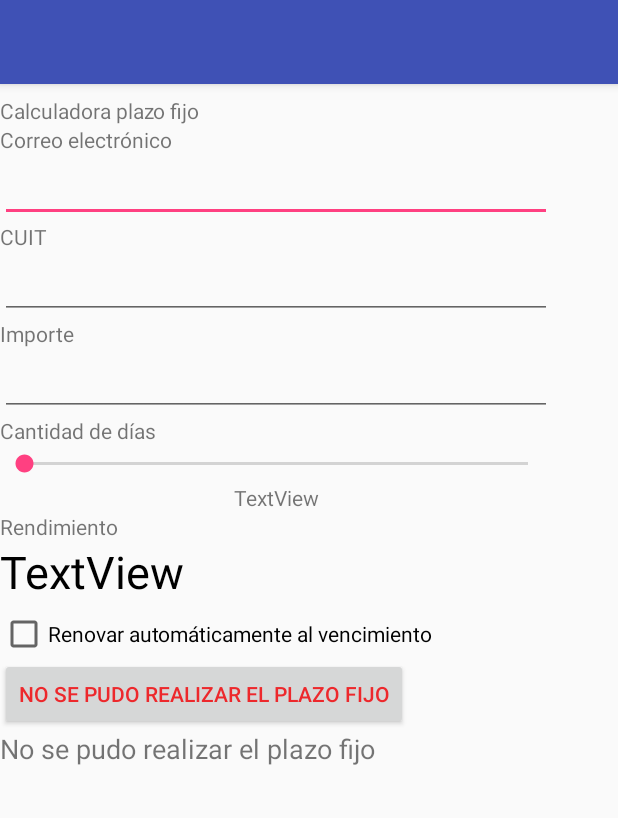
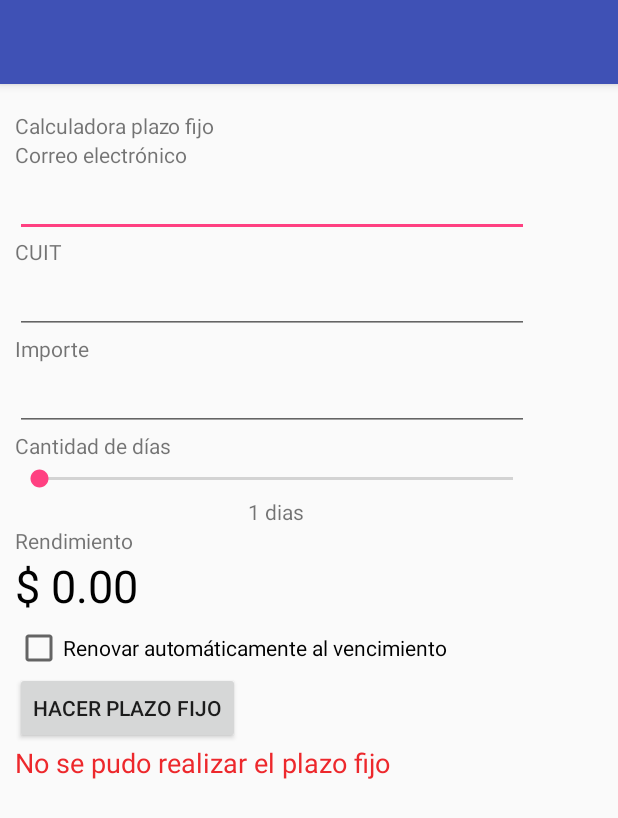
Before and after one commit to EstebanRebechi/Lab01a, an Android app: the screen it shows after launch (MainActivity), after a tap on "HACER PLAZO FIJO", on a phone screen of 412 x 824 dp. Shown: the top 818 px of the screen. Run offline under Robolectric (Android 15) with nearby library versions, the phone set to English and light mode, and no system bars.

Commit message:
MainActivity terminada Cambios de ids y margenes en layout Cambie min API a 22 para testear en mi telefono

```diff
--- a/app/build.gradle
+++ b/app/build.gradle
@@ -5,8 +5,8 @@ android {
     buildToolsVersion "26.0.1"
     defaultConfig {
         applicationId "grupo_rebechi_garcialozano.dam.isi.frsf.lab01"
-        minSdkVersion 25
-        targetSdkVersion 26
+        minSdkVersion 22
+        targetSdkVersion 22
         versionCode 1
         versionName "1.0"
         testInstrumentationRunner "android.support.test.runner.AndroidJUnitRunner"
--- a/app/src/main/java/grupo_rebechi_garcialozano/dam/isi/frsf/lab01/MainActivity.java
+++ b/app/src/main/java/grupo_rebechi_garcialozano/dam/isi/frsf/lab01/MainActivity.java
@@ -2,51 +2,138 @@ package grupo_rebechi_garcialozano.dam.isi.frsf.lab01;
 
 import android.support.v7.app.AppCompatActivity;
 import android.os.Bundle;
+import android.util.Log;
 import android.view.View;
 import android.widget.Button;
+import android.widget.CheckBox;
 import android.widget.EditText;
+import android.widget.SeekBar;
+import android.widget.TextView;
 
 public class MainActivity extends AppCompatActivity {
 
+    private EditText editTextCorreo;
+    private EditText editTextCuit;
     private EditText editTextImporte;
-    private Integer importeIngresado;
-    private Integer plazoIngresado;
+    private SeekBar seekBarCantDias;
+    private CheckBox chBoxRenovar;
+    private Button btnHacerPlazoFijo;
+    private TextView textViewCantDias;
+    private TextView textViewRendimiento;
+    private TextView textViewRendimientoMensaje;
+
+    private Double importeIngresado = 0.0;
+    private Integer plazoIngresado = 1;
+    private String correo;
+    private String cuit;
+    private boolean quiereRenovar;
+
 
     @Override
     protected void onCreate(Bundle savedInstanceState) {
         super.onCreate(savedInstanceState);
         setContentView(R.layout.activity_main);
 
-        final Button btnHacerPlazoFijo = (Button) findViewById(R.id.btn_hacer_plazo_fijo);
-        btnHacerPlazoFijo.setOnClickListener(new View.OnClickListener() {
-            @Override
-            public void onClick(View v) {
-                getDatosIngresados();
-                if(sonDatosValidos()) {
-                    double rendimientoCalculado = calcularRendimiento(importeIngresado, plazoIngresado);
-                    btnHacerPlazoFijo.setTextColor(getColor(R.color.colorVerde));
-                    btnHacerPlazoFijo.setText(getString(R.string.texto_rendimiento_valido, rendimientoCalculado));
-                } else {
-                    btnHacerPlazoFijo.setTextColor(getColor(R.color.colorRojo));
-                    btnHacerPlazoFijo.setText(getString(R.string.texto_rendimiento_invalido));
-                }
-            }
-        });
+        editTextCorreo = (EditText) findViewById(R.id.edittext_correo);
+        editTextCuit = (EditText) findViewById(R.id.edittext_cuit);
+        editTextImporte = (EditText) findViewById(R.id.edittext_importe);
+        seekBarCantDias = (SeekBar) findViewById(R.id.seekbar_cant_dias);
+        chBoxRenovar = (CheckBox) findViewById(R.id.chbox_renovar);
+        btnHacerPlazoFijo = (Button) findViewById(R.id.btn_hacer_plazo_fijo);
+        textViewCantDias = (TextView) findViewById(R.id.textview_cant_dias);
+        textViewRendimiento = (TextView) findViewById(R.id.textview_rendimiento);
+        textViewRendimientoMensaje = (TextView) findViewById(R.id.textview_rendimiento_msg);
+
+        btnHacerPlazoFijo.setOnClickListener(new hacerPlazoFijoBtnListener());
+        seekBarCantDias.setOnSeekBarChangeListener(new plazoSeekBarListener());
+        editTextImporte.setOnFocusChangeListener(new editTextFocusChangeListener());
     }
 
-    private double calcularRendimiento(Integer capital, Integer plazo) {
-        return 0.0;
+    private double calcularRendimiento(Double capital, Integer plazo) {
+        double tasa = getTasaInteres(capital, plazo);
+        double interes = capital * (Math.pow(1+tasa/100, plazo/360.0) -1);
+        double rendimiento = Math.round((capital+interes) * 100.00) / 100.00;
+        textViewRendimiento.setText("$" + rendimiento);
+        Log.d("Tasa", tasa+"");
+        Log.d("Calculo Interes ", Math.pow(1+tasa/100, plazo/360)+"");
+        Log.d("Interes", interes+"");
+        return rendimiento;
+    }
+
+    private double getTasaInteres(Double capital, Integer plazo) {
+        double tasa = 0.0;
+        if (plazo < 30) {
+            if (capital < 5000) tasa = Double.valueOf(getString(R.string.hasta_5000_corto));
+            else if (capital < 99999) tasa = Double.valueOf(getString(R.string.de_5000_a_99999_corto)) ;
+            else tasa = Double.valueOf(getString(R.string.desde_99999_corto));
+        } else {
+            if (capital < 5000) tasa = Double.valueOf(getString(R.string.hasta_5000_largo));
+            else if (capital < 99999) tasa = Double.valueOf(getString(R.string.de_5000_a_99999_largo)) ;
+            else tasa = Double.valueOf(getString(R.string.desde_99999_largo));
+        }
+        return tasa;
     }
 
     private boolean sonDatosValidos() {
-        // Hacer otras validaciones de ser necesario
-        return importeIngresado >0;
+        return strNotEmpty(correo) && strNotEmpty(cuit) && importeIngresado > 0;
+    }
+
+    private boolean strNotEmpty(String str) {
+        return str != null && !str.trim().isEmpty();
     }
 
     private void getDatosIngresados() {
-        // Obtener mail, CUIT y checkbox de ser necesario
-        editTextImporte = (EditText) findViewById(R.id.edittext_importe);
-        importeIngresado = Integer.valueOf(editTextImporte.getText().toString());
+        correo = editTextCorreo.getText().toString();
+        cuit =  editTextCuit.getText().toString();
+        String strImporte = editTextImporte.getText().toString();
+        importeIngresado = strNotEmpty(strImporte) ? Double.valueOf(strImporte) : 0.00;
+        quiereRenovar = chBoxRenovar.isChecked();
+    }
 
+    private class plazoSeekBarListener implements SeekBar.OnSeekBarChangeListener {
+        @Override
+        public void onProgressChanged(SeekBar seekBar, int i, boolean b) {
+            plazoIngresado = i;
+            textViewCantDias.setText(plazoIngresado + " dias");
+        }
+
+        @Override
+        public void onStartTrackingTouch(SeekBar seekBar) {
+            textViewRendimientoMensaje.setVisibility(View.INVISIBLE);
+        }
+
+        @Override
+        public void onStopTrackingTouch(SeekBar seekBar) {
+            if (importeIngresado > 0) calcularRendimiento(importeIngresado, plazoIngresado);
+            else textViewRendimiento.setText("$0.00");
+        }
+    }
+
+    private class hacerPlazoFijoBtnListener implements View.OnClickListener {
+        @Override
+        public void onClick(View v) {
+            getDatosIngresados();
+            if (sonDatosValidos()) {
+                double rendimientoCalculado = calcularRendimiento(importeIngresado, plazoIngresado);
+                textViewRendimientoMensaje.setTextColor(getResources().getColor( R.color.colorVerde));
+                textViewRendimientoMensaje.setText(getString(R.string.texto_rendimiento_valido, rendimientoCalculado));
+            } else {
+                textViewRendimientoMensaje.setTextColor(getResources().getColor(R.color.colorRojo));
+                textViewRendimientoMensaje.setText(getString(R.string.texto_rendimiento_invalido));
+            }
+            textViewRendimientoMensaje.setVisibility(View.VISIBLE);
+        }
+    }
+
+    private class editTextFocusChangeListener implements View.OnFocusChangeListener {
+        @Override
+        public void onFocusChange(View view, boolean hasFocus) {
+            textViewRendimientoMensaje.setVisibility(View.INVISIBLE);
+            if(!hasFocus){
+                getDatosIngresados();
+                if(importeIngresado > 0) calcularRendimiento(importeIngresado, plazoIngresado);
+                else textViewRendimiento.setText("$0.00");
+            }
+        }
     }
 }
--- a/app/src/main/res/layout/activity_main.xml
+++ b/app/src/main/res/layout/activity_main.xml
@@ -9,12 +9,13 @@
     <LinearLayout
         android:layout_width="368dp"
         android:layout_height="495dp"
+        android:layout_marginTop="8dp"
         android:orientation="vertical"
+        android:padding="10dp"
         android:weightSum="1"
-        tools:layout_editor_absoluteX="8dp"
+        app:layout_constraintTop_toTopOf="parent"
         tools:ignore="MissingConstraints"
-        app:layout_constraintTop_toTopOf="parent"
-        android:layout_marginTop="8dp">
+        tools:layout_editor_absoluteX="8dp">
 
         <TextView
             android:id="@+id/textView"
@@ -33,9 +34,10 @@
             tools:layout_editor_absoluteY="28dp" />
 
         <EditText
-            android:id="@+id/editText"
-            android:layout_width="368dp"
+            android:id="@+id/edittext_correo"
+            android:layout_width="match_parent"
             android:layout_height="wrap_content"
+            android:layout_marginRight="5dp"
             android:ems="10"
             android:inputType="textEmailAddress"
             tools:layout_editor_absoluteX="8dp"
@@ -50,9 +52,10 @@
             tools:layout_editor_absoluteY="121dp" />
 
         <EditText
-            android:id="@+id/editText2"
-            android:layout_width="368dp"
+            android:id="@+id/edittext_cuit"
+            android:layout_width="match_parent"
             android:layout_height="wrap_content"
+            android:layout_marginRight="5dp"
             android:ems="10"
             android:inputType="number"
             tools:layout_editor_absoluteX="8dp"
@@ -68,8 +71,9 @@
 
         <EditText
             android:id="@+id/edittext_importe"
-            android:layout_width="368dp"
+            android:layout_width="match_parent"
             android:layout_height="wrap_content"
+            android:layout_marginRight="5dp"
             android:ems="10"
             android:inputType="number"
             tools:layout_editor_absoluteX="8dp"
@@ -84,19 +88,20 @@
             tools:layout_editor_absoluteY="283dp" />
 
         <SeekBar
-            android:id="@+id/seekBar2"
+            android:id="@+id/seekbar_cant_dias"
             android:layout_width="match_parent"
             android:layout_height="23dp"
             android:layout_weight="0.05"
-            android:max="90"
+            android:max="365"
+            android:min="1"
             tools:layout_editor_absoluteX="53dp"
             tools:layout_editor_absoluteY="312dp" />
 
         <TextView
-            android:id="@+id/textView8"
+            android:id="@+id/textview_cant_dias"
             android:layout_width="match_parent"
             android:layout_height="wrap_content"
-            android:text="TextView"
+            android:text="1 dias"
             android:textAlignment="center"
             tools:layout_editor_absoluteX="163dp"
             tools:layout_editor_absoluteY="344dp" />
@@ -110,17 +115,17 @@
             tools:layout_editor_absoluteY="361dp" />
 
         <TextView
-            android:id="@+id/textView7"
-            android:layout_width="157dp"
+            android:id="@+id/textview_rendimiento"
+            android:layout_width="match_parent"
             android:layout_height="46dp"
-            android:text="TextView"
+            android:text="$ 0.00"
             android:textColor="@android:color/black"
             android:textSize="30sp"
             tools:layout_editor_absoluteX="8dp"
             tools:layout_editor_absoluteY="387dp" />
 
         <CheckBox
-            android:id="@+id/checkBox"
+            android:id="@+id/chbox_renovar"
             android:layout_width="wrap_content"
             android:layout_height="wrap_content"
             android:text="@string/renovar"
@@ -136,11 +141,12 @@
             tools:layout_editor_absoluteY="468dp" />
 
         <TextView
-            android:id="@+id/textView9"
+            android:id="@+id/textview_rendimiento_msg"
             android:layout_width="match_parent"
             android:layout_height="wrap_content"
             android:text="@string/texto_rendimiento_invalido"
-            android:textSize="18sp" />
+            android:textSize="18sp"
+            android:visibility="invisible" />
 
     </LinearLayout>
 
--- a/app/src/main/res/values/tasas.xml
+++ b/app/src/main/res/values/tasas.xml
@@ -1,9 +1,9 @@
 <?xml version="1.0" encoding="utf-8"?>
 <resources>
-    <string name="hasta_5000_menor_a_30_dias">25%</string>
-    <string name="hasta_5000_mayor_o_igual_a_30_dias">27.5%</string>
-    <string name="desde_5000_hasta_99999_menor_a_30_dias">30%</string>
-    <string name="desde_5000_hasta_99999_mayor_o_igual_a_30_dias">32.3%</string>
-    <string name="desde_99999_menor_a_30_dias">35%</string>
-    <string name="desde_99999_mayor_o_igual_a_30_dias">38.5%</string>
+    <string name="hasta_5000_corto">25</string>
+    <string name="hasta_5000_largo">27.5</string>
+    <string name="de_5000_a_99999_corto">30</string>
+    <string name="de_5000_a_99999_largo">32.3</string>
+    <string name="desde_99999_corto">35</string>
+    <string name="desde_99999_largo">38.5</string>
 </resources>
```
